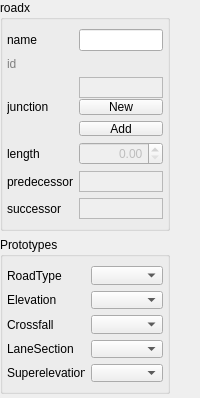
Old version of the form src/OpenCOVER/DrivingSim/oddlot/src/settings/widgets/roadsettings.ui in the repository hlrs-vis/covise.
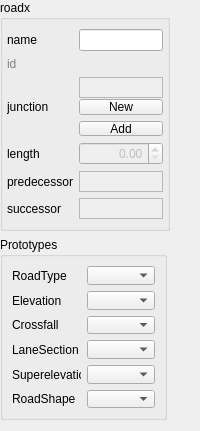
New version of the form.

Commit message: ODDLOT: Editor for lateral shapes

What changed in the file:
```diff
--- a/src/OpenCOVER/DrivingSim/oddlot/src/settings/widgets/roadsettings.ui
+++ b/src/OpenCOVER/DrivingSim/oddlot/src/settings/widgets/roadsettings.ui
@@ -7,7 +7,7 @@
     <x>0</x>
     <y>0</y>
     <width>200</width>
-    <height>398</height>
+    <height>431</height>
    </rect>
   </property>
   <property name="minimumSize">
@@ -58,13 +58,13 @@
         <x>0</x>
         <y>0</y>
         <width>200</width>
-        <height>398</height>
+        <height>431</height>
        </rect>
       </property>
       <property name="minimumSize">
        <size>
         <width>0</width>
-        <height>394</height>
+        <height>431</height>
        </size>
       </property>
       <widget class="QGroupBox" name="groupBox_2">
@@ -72,8 +72,8 @@
         <rect>
          <x>0</x>
          <y>237</y>
-         <width>170</width>
-         <height>157</height>
+         <width>167</width>
+         <height>183</height>
         </rect>
        </property>
        <property name="sizePolicy">
@@ -86,12 +86,6 @@
         <string>Prototypes</string>
        </property>
        <layout class="QGridLayout" name="gridLayout_2">
-        <property name="leftMargin">
-         <number>4</number>
-        </property>
-        <property name="rightMargin">
-         <number>4</number>
-        </property>
         <item row="0" column="0">
          <widget class="QLabel" name="label_2">
           <property name="text">
@@ -149,6 +143,16 @@
         <item row="4" column="1">
          <widget class="QComboBox" name="superelevationComboBox"/>
         </item>
+        <item row="5" column="0">
+         <widget class="QLabel" name="label_6">
+          <property name="text">
+           <string>RoadShape</string>
+          </property>
+         </widget>
+        </item>
+        <item row="5" column="1">
+         <widget class="QComboBox" name="shapeComboBox"/>
+        </item>
        </layout>
       </widget>
       <widget class="QGroupBox" name="groupBox">
```
The commit also changes 55 other files.
